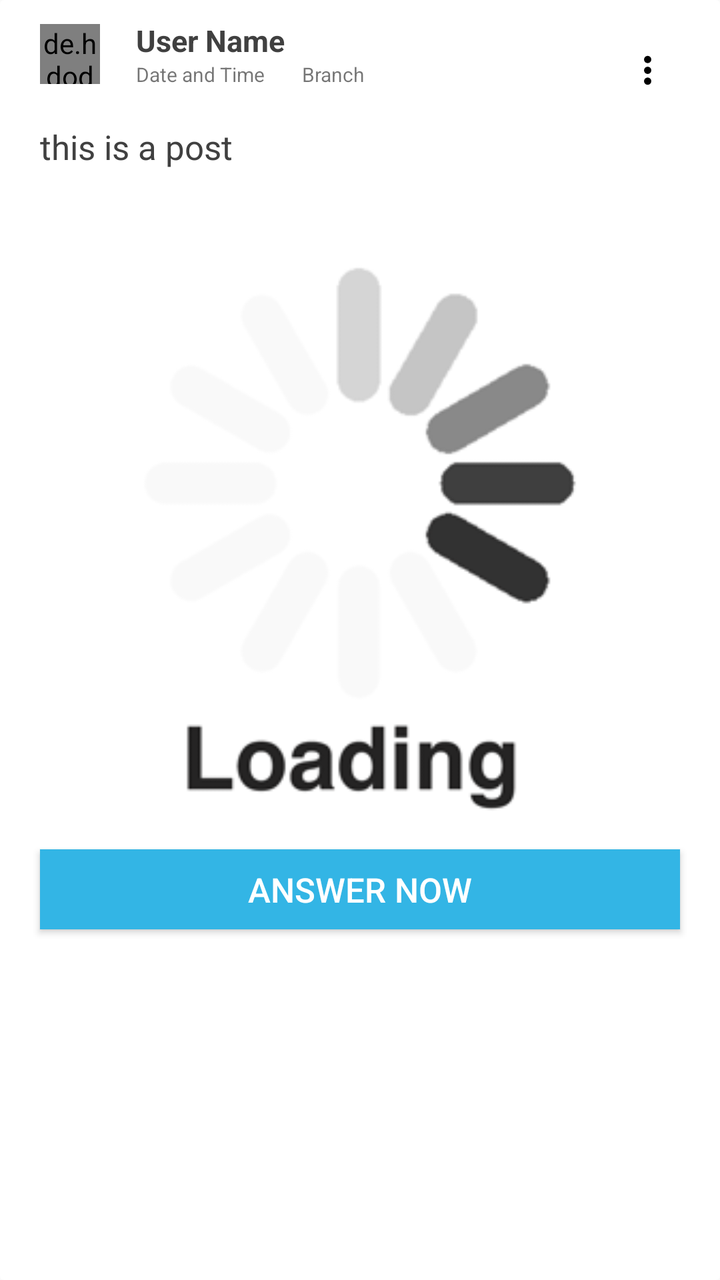
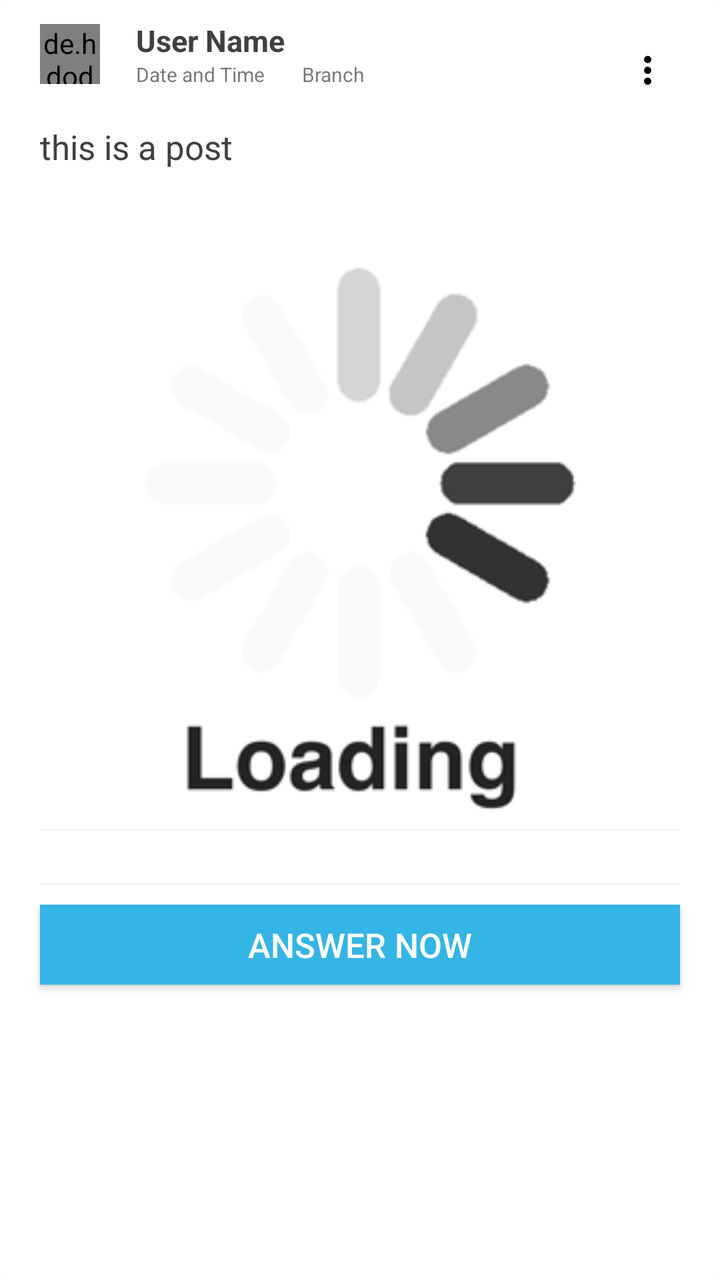

The first picture is an Android layout as it rendered before a commit; the second is the same layout after the commit. The layout source and the unified diff follow.
<!-- AndroidManifest.xml: application theme AppTheme -->
<!-- res/layout/indiview_doubts_post.xml -->
<?xml version="1.0" encoding="utf-8"?>
<android.support.v7.widget.CardView xmlns:android="http://schemas.android.com/apk/res/android"
    xmlns:app="http://schemas.android.com/apk/res-auto"
    android:id="@+id/ivcardview"
    android:layout_width="match_parent"
    android:layout_height="wrap_content"
    android:layout_marginTop="5dp"
    android:layout_marginBottom="5dp"
    android:background="?android:attr/selectableItemBackground"
    android:elevation="0dp"
    android:orientation="vertical"
    app:cardElevation="0dp">

    <LinearLayout
        android:layout_width="match_parent"
        android:layout_height="match_parent"
        android:orientation="vertical"
        android:layout_marginLeft="10dp"
        android:layout_marginRight="10dp"
        android:paddingTop="10dp"
        android:paddingBottom="5dp">

        <LinearLayout
            android:layout_width="match_parent"
            android:layout_height="wrap_content"
            android:orientation="horizontal"
            android:paddingLeft="10dp"
            android:paddingRight="10dp">

            <LinearLayout
                android:layout_width="0dp"
                android:layout_height="match_parent"
                android:layout_weight="0.15">



                    <de.hdodenhof.circleimageview.CircleImageView
                        android:id="@+id/iv_profile_image"
                        android:layout_width="30dp"
                        android:layout_height="30dp"
                        android:layout_marginTop="2dp"
                        android:layout_alignParentTop="true"
                        android:layout_centerHorizontal="true"
                        android:src="@drawable/ic_boy"
                        app:civ_border_color="@color/smalldarkgrey"
                        app:civ_border_width="0.5dp" />

            </LinearLayout>

            <LinearLayout
                android:layout_width="0dp"
                android:layout_height="match_parent"
                android:layout_weight="0.75"
                android:orientation="vertical">

                <TextView
                    android:id="@+id/tv_username"
                    android:layout_width="match_parent"
                    android:layout_height="wrap_content"
                    android:maxLines="1"
                    android:text="User Name"
                    android:textColor="@color/verydarkgrey"
                    android:textSize="15sp"
                    android:textStyle="bold" />

                <TextView
                    android:id="@+id/ivdate_and_branch"
                    android:layout_width="match_parent"
                    android:layout_height="wrap_content"
                    android:text="Date and Time        Branch"
                    android:textSize="10sp" />
            </LinearLayout>

            <LinearLayout
                android:id="@+id/ivmenubtn"
                android:layout_width="0dp"
                android:layout_height="match_parent"
                android:layout_weight="0.1">

                <ImageView
                    android:id="@+id/iv_menu"
                    android:layout_width="match_parent"
                    android:layout_height="wrap_content"
                    android:layout_marginTop="8dp"
                    android:padding="5dp"
                    android:src="@drawable/ic_more_vert_black_24dp" />
            </LinearLayout>
        </LinearLayout>

        <TextView
            android:id="@+id/iv_post_text"
            android:layout_width="match_parent"
            android:layout_height="wrap_content"
            android:layout_marginTop="10dp"
            android:paddingLeft="10dp"
            android:paddingRight="10dp"
            android:layout_marginBottom="10dp"
            android:text="this is a post"
            android:textSize="17dp"
            android:textColor="@color/verydarkgrey"/>

        <ImageView
            android:id="@+id/iv_post_image"
            android:layout_width="match_parent"
            android:layout_height="wrap_content"
            android:layout_marginLeft="10dp"
            android:layout_marginRight="10dp"
            android:adjustViewBounds="true"
            android:scaleType="fitCenter"
            android:src="@drawable/loading" />
        <Button
            android:id="@+id/btn_answer_now"
            android:layout_width="match_parent"
            android:layout_marginLeft="10dp"
            android:layout_marginRight="10dp"
            android:layout_height="40dp"
            android:text="ANSWER NOW"
            android:textSize="17sp"
            android:textColor="@color/white"
            android:background="@color/lightskyblue"
            android:layout_marginTop="10dp"
            />

    </LinearLayout>


</android.support.v7.widget.CardView>
<!-- resources referenced by this layout -->
<resources>
  <color name="lightskyblue">#33b5e5</color>
  <color name="smalldarkgrey">#d0d0d0</color>
  <color name="verydarkgrey">#404040</color>
  <color name="white">#ffffff</color>
  <!-- drawable ic_boy: vector/xml drawable (drawable, 5332 chars, omitted) -->
  <!-- drawable ic_more_vert_black_24dp (drawable) -->
  <vector xmlns:android="http://schemas.android.com/apk/res/android"
          android:width="24dp"
          android:height="24dp"
          android:viewportWidth="24.0"
          android:viewportHeight="24.0">
      <path
          android:fillColor="#FF000000"
          android:pathData="M12,8c1.1,0 2,-0.9 2,-2s-0.9,-2 -2,-2 -2,0.9 -2,2 0.9,2 2,2zM12,10c-1.1,0 -2,0.9 -2,2s0.9,2 2,2 2,-0.9 2,-2 -0.9,-2 -2,-2zM12,16c-1.1,0 -2,0.9 -2,2s0.9,2 2,2 2,-0.9 2,-2 -0.9,-2 -2,-2z"/>
  </vector>
  <!-- drawable loading: gif bitmap (drawable, 42262 bytes) -->
  <style name="AppTheme" parent="Theme.AppCompat.Light.NoActionBar">
          
          <item name="colorPrimary">@color/colorPrimary</item>
          <item name="colorPrimaryDark">@color/colorPrimaryDark</item>
          <item name="colorAccent">@color/colorAccent</item>
      </style>
  <color name="colorPrimary">#00acee</color>
  <color name="colorPrimaryDark">#00acee</color>
  <color name="colorAccent">#D81B60</color>
</resources>

<!-- the commit's change to res/layout/indiview_doubts_post.xml (unified diff, before → after) -->
@@ -108,6 +108,28 @@
             android:adjustViewBounds="true"
             android:scaleType="fitCenter"
             android:src="@drawable/loading" />
+        <View
+            android:layout_width="match_parent"
+            android:layout_height="0.8dp"
+            android:layout_marginLeft="10dp"
+            android:layout_marginRight="10dp"
+            android:background="@color/lightgrey" />
+        <TextView
+            android:id="@+id/tv_no_of_answers"
+            android:layout_width="match_parent"
+            android:layout_height="wrap_content"
+            android:layout_marginLeft="10dp"
+            android:layout_marginRight="10dp"
+            android:paddingLeft="10dp"
+            android:paddingTop="3dp"
+            android:paddingBottom="3dp"
+            android:textSize="15sp"/>
+        <View
+            android:layout_width="match_parent"
+            android:layout_height="0.8dp"
+            android:layout_marginLeft="10dp"
+            android:layout_marginRight="10dp"
+            android:background="@color/lightgrey" />
         <Button
             android:id="@+id/btn_answer_now"
             android:layout_width="match_parent"
<!-- resource entries referenced after the edit -->
@@ -1,5 +1,6 @@
 <!-- resources referenced by this layout -->
 <resources>
+  <color name="lightgrey">#f0f0f0</color>
   <color name="lightskyblue">#33b5e5</color>
   <color name="smalldarkgrey">#d0d0d0</color>
   <color name="verydarkgrey">#404040</color>
